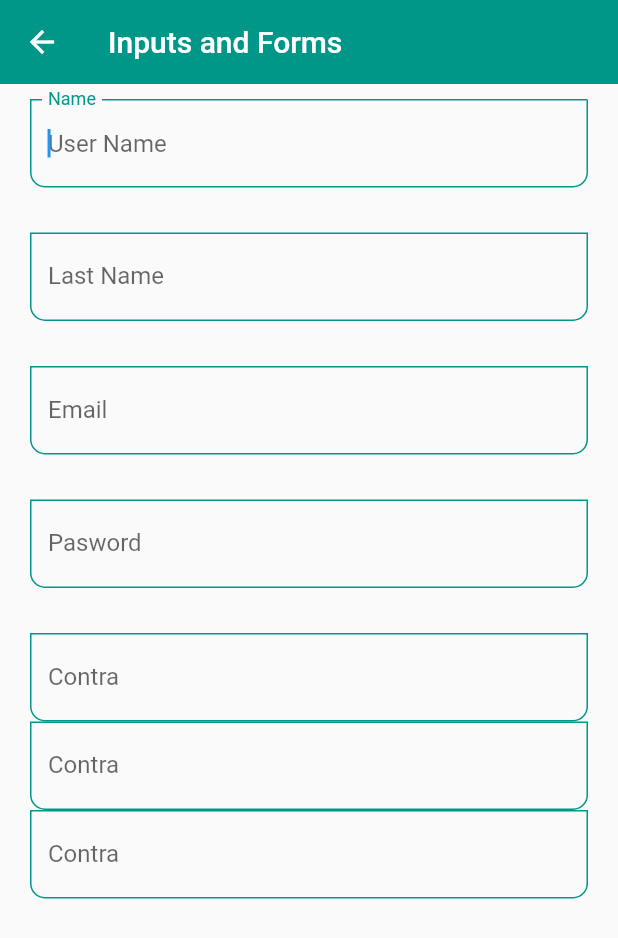
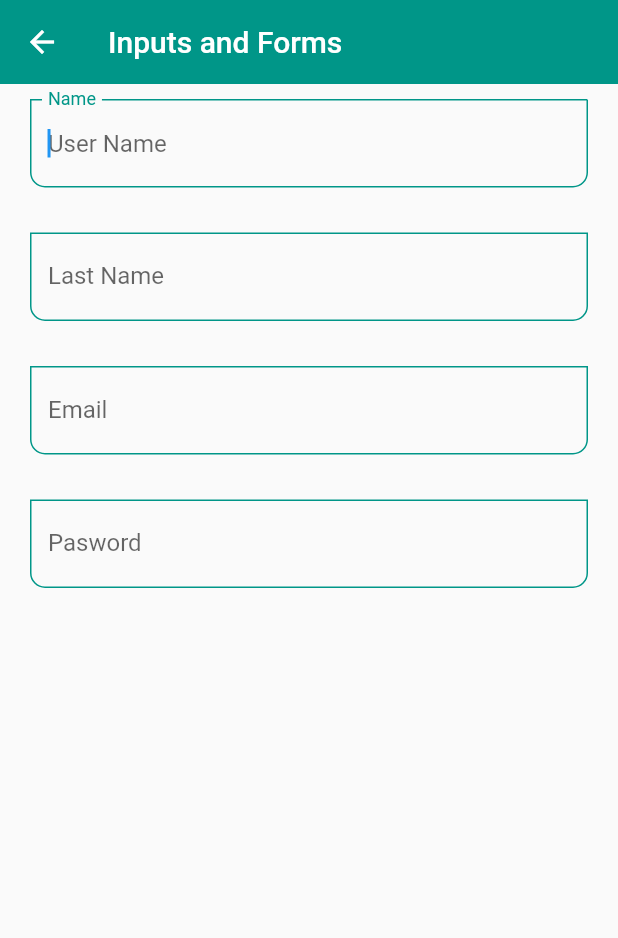
Before and after one commit to bastndev/Flutter-ListView-1, a Flutter app: the InputssScreen screen opened by its route, on a phone screen of 412 x 824 dp. Shown: the top 938 px of the screen. Run offline on Flutter 3.47's test engine with Material 2 defaults, Android fonts, the light colour scheme and no system bars.

Commit message:
:alien: ListView `Flutter` versión 4.0.3 (#5)

```diff
--- a/lib/screens/inputs_screen.dart
+++ b/lib/screens/inputs_screen.dart
@@ -28,10 +28,7 @@ class InputssScreen extends StatelessWidget {
               SizedBox(height: 30,),
               CustomInputField( labelText: 'Pasword', hintText: 'User Pasword', obscureText: true,),
 
-              SizedBox(height: 30,),
-              CustomInputField( labelText: 'Contra', hintText: 'User Pasword', obscureText: true,),
-              CustomInputField( labelText: 'Contra', hintText: 'User Pasword', obscureText: true,),
-              CustomInputField( labelText: 'Contra', hintText: 'User Pasword', obscureText: true,),
+
             ]
           ),
         ),
```
